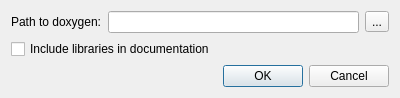
Before: the Qt Designer form trunk/ cs8-components/cs8ProgramComponent/cs8DocEditor/dialogsettings.ui in vdg1/cs8-components, drawn with Qt 5.
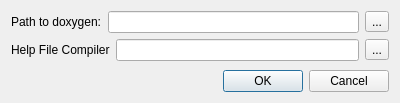
After: the same form once the commit is applied.

Patch:
```diff
--- a/trunk/ cs8-components/cs8ProgramComponent/cs8DocEditor/dialogsettings.ui
+++ b/trunk/ cs8-components/cs8ProgramComponent/cs8DocEditor/dialogsettings.ui
@@ -7,7 +7,7 @@
     <x>0</x>
     <y>0</y>
     <width>400</width>
-    <height>98</height>
+    <height>103</height>
    </rect>
   </property>
   <property name="windowTitle">
@@ -40,11 +40,29 @@
     </layout>
    </item>
    <item>
-    <widget class="QCheckBox" name="cbIncludeLibraries">
-     <property name="text">
-      <string>Include libraries in documentation</string>
-     </property>
-    </widget>
+    <layout class="QHBoxLayout" name="horizontalLayout_2">
+     <item>
+      <widget class="QLabel" name="label_2">
+       <property name="text">
+        <string>Help File Compiler</string>
+       </property>
+      </widget>
+     </item>
+     <item>
+      <widget class="QLineEdit" name="lineEditHHC">
+       <property name="readOnly">
+        <bool>true</bool>
+       </property>
+      </widget>
+     </item>
+     <item>
+      <widget class="QToolButton" name="toolButtonHHC">
+       <property name="text">
+        <string>...</string>
+       </property>
+      </widget>
+     </item>
+    </layout>
    </item>
    <item>
     <spacer name="verticalSpacer">
```
